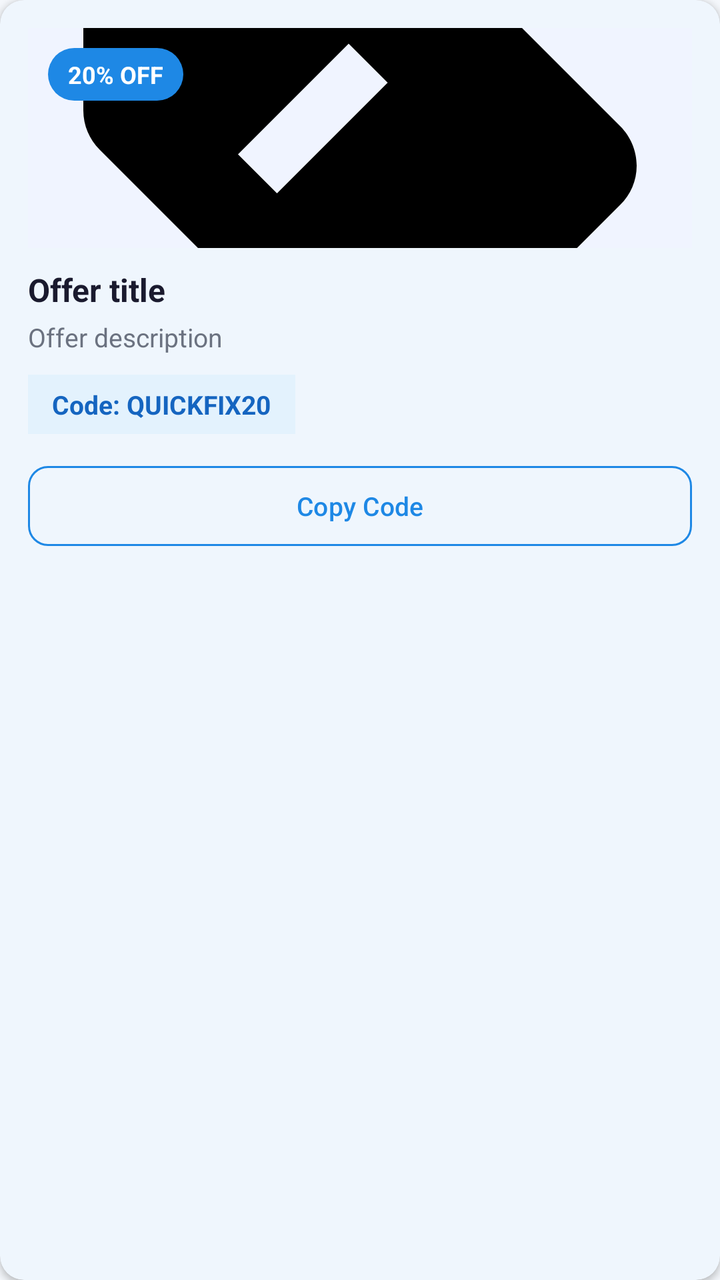
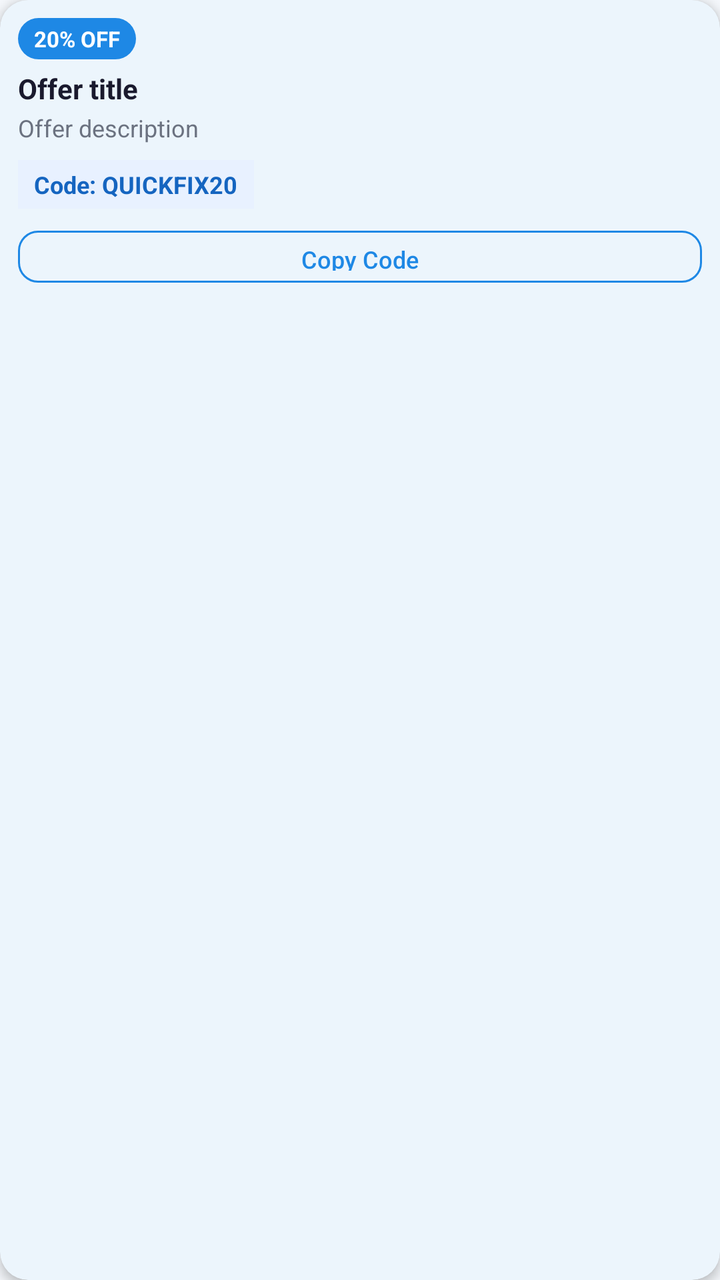

Before-and-after screenshots of an Android layout around one commit, followed by the original layout XML and the change that was made.
<!-- AndroidManifest.xml: application theme Theme.QuickFix -->
<!-- res/layout/item_home_offer.xml -->
<?xml version="1.0" encoding="utf-8"?>
<com.google.android.material.card.MaterialCardView
    xmlns:android="http://schemas.android.com/apk/res/android"
    xmlns:app="http://schemas.android.com/apk/res-auto"
    android:layout_width="260dp"
    android:layout_height="wrap_content"
    android:layout_marginEnd="12dp"
    android:clickable="true"
    android:focusable="true"
    app:cardCornerRadius="12dp"
    app:cardElevation="2dp"
    app:cardBackgroundColor="#FFFFFF"
    app:strokeWidth="0dp">

    <LinearLayout
        android:layout_width="match_parent"
        android:layout_height="wrap_content"
        android:orientation="vertical"
        android:padding="14dp">

        <FrameLayout
            android:layout_width="match_parent"
            android:layout_height="110dp"
            android:background="#F0F4FF"
            android:elevation="0dp">

            <ImageView
                android:id="@+id/ivHomeOfferImage"
                android:layout_width="match_parent"
                android:layout_height="match_parent"
                android:contentDescription="@string/home_offer_image"
                android:scaleType="centerCrop"
                android:src="@drawable/ic_offers" />

            <TextView
                android:id="@+id/tvHomeOfferDiscount"
                android:layout_width="wrap_content"
                android:layout_height="wrap_content"
                android:layout_gravity="top|start"
                android:layout_margin="10dp"
                android:background="@drawable/bg_badge_round"
                android:paddingStart="10dp"
                android:paddingTop="5dp"
                android:paddingEnd="10dp"
                android:paddingBottom="5dp"
                android:text="@string/home_offer_discount_sample"
                android:textColor="@color/white"
                android:textSize="12sp"
                android:textStyle="bold" />
        </FrameLayout>

        <TextView
            android:id="@+id/tvHomeOfferTitle"
            android:layout_width="match_parent"
            android:layout_height="wrap_content"
            android:layout_marginTop="10dp"
            android:ellipsize="end"
            android:maxLines="1"
            android:text="@string/home_offer_title_placeholder"
            android:textColor="@color/text_primary"
            android:textSize="16sp"
            android:textStyle="bold" />

        <TextView
            android:id="@+id/tvHomeOfferDescription"
            android:layout_width="match_parent"
            android:layout_height="wrap_content"
            android:layout_marginTop="4dp"
            android:ellipsize="end"
            android:maxLines="2"
            android:text="@string/home_offer_description_placeholder"
            android:textColor="@color/text_secondary"
            android:textSize="13sp" />

        <TextView
            android:id="@+id/tvHomeOfferCode"
            android:layout_width="wrap_content"
            android:layout_height="wrap_content"
            android:layout_marginTop="10dp"
            android:background="#E3F2FD"
            android:paddingStart="12dp"
            android:paddingTop="6dp"
            android:paddingEnd="12dp"
            android:paddingBottom="6dp"
            android:text="@string/home_offer_code_placeholder"
            android:textColor="@color/primary_dark"
            android:textSize="13sp"
            android:textStyle="bold" />

        <com.google.android.material.button.MaterialButton
            android:id="@+id/copyBtn"
            style="@style/Widget.Material3.Button.OutlinedButton"
            android:layout_width="match_parent"
            android:layout_height="wrap_content"
            android:layout_marginTop="12dp"
            android:text="@string/offer_copy_code"
            android:textSize="13sp"
            app:cornerRadius="10dp"
            app:strokeWidth="1dp"
            app:strokeColor="@color/primary" />

    </LinearLayout>

</com.google.android.material.card.MaterialCardView>
<!-- resources referenced by this layout -->
<resources>
  <color name="primary">#1E88E5</color>
  <color name="primary_dark">#1565C0</color>
  <color name="text_primary">#1A1A2E</color>
  <color name="text_secondary">#6B7280</color>
  <color name="white">#FFFFFFFF</color>
  <!-- drawable bg_badge_round (drawable) -->
  <?xml version="1.0" encoding="utf-8"?>
  <shape xmlns:android="http://schemas.android.com/apk/res/android">
      <solid android:color="#1E88E5"/>
      <corners android:radius="20dp"/>
  </shape>
  <!-- drawable ic_offers (drawable) -->
  <?xml version="1.0" encoding="utf-8"?>
  <vector xmlns:android="http://schemas.android.com/apk/res/android"
      android:width="24dp"
      android:height="24dp"
      android:viewportWidth="24"
      android:viewportHeight="24">
      <path
          android:fillColor="#FF000000"
          android:pathData="M21.41,11.58L12.41,2.58C12.05,2.22 11.55,2 11,2H4C2.9,2 2,2.9 2,4V11C2,11.55 2.22,12.05 2.59,12.42L11.59,21.42C11.95,21.78 12.45,22 13,22C13.55,22 14.05,21.78 14.41,21.41L21.41,14.41C21.78,14.05 22,13.55 22,13C22,12.45 21.77,11.94 21.41,11.58ZM5.5,7C4.67,7 4,6.33 4,5.5C4,4.67 4.67,4 5.5,4C6.33,4 7,4.67 7,5.5C7,6.33 6.33,7 5.5,7ZM17,14L13,10L9,14L7.59,12.59L11.59,8.59L15.59,12.59L17,14Z"/>
  </vector>
  <string name="home_offer_code_placeholder">Code: QUICKFIX20</string>
  <string name="home_offer_description_placeholder">Offer description</string>
  <string name="home_offer_discount_sample">20% OFF</string>
  <string name="home_offer_image">Offer image</string>
  <string name="home_offer_title_placeholder">Offer title</string>
  <string name="offer_copy_code">Copy Code</string>
  <style name="Theme.QuickFix" parent="Base.Theme.QuickFix" />
  <color name="accent_green">#43A047</color>
  <color name="screen_background">#F4F7FB</color>
  <color name="card_bg">#FFFFFF</color>
  <color name="surface_variant">#F5F7FA</color>
  <color name="divider">#E5E7EB</color>
  <style name="Theme.QuickFix.AdminDialog" parent="ThemeOverlay.Material3.MaterialAlertDialog">
          <item name="colorSurface">@color/card_bg</item>
          <item name="colorOnSurface">@color/text_primary</item>
          <item name="colorOutline">@color/divider</item>
      </style>
  <style name="Theme.QuickFix.BottomSheet" parent="ThemeOverlay.Material3.BottomSheetDialog">
          <item name="colorSurface">@color/card_bg</item>
          <item name="colorOnSurface">@color/text_primary</item>
          <item name="android:colorBackground">@color/card_bg</item>
      </style>
  <style name="Widget.QuickFix.Button" parent="Widget.Material3.Button">
          <item name="backgroundTint">@color/primary</item>
          <item name="android:textColor">@color/white</item>
      </style>
  <style name="Widget.QuickFix.Chip.Filter" parent="Widget.Material3.Chip.Filter">
          <item name="chipBackgroundColor">@color/surface_variant</item>
          <item name="android:textColor">@color/text_primary</item>
          <item name="checkedIconTint">@color/primary</item>
      </style>
  <style name="Widget.QuickFix.TextInputLayout" parent="Widget.Material3.TextInputLayout.OutlinedBox">
          <item name="boxBackgroundColor">@color/input_background</item>
          <item name="boxStrokeColor">@color/input_stroke</item>
          <item name="boxStrokeErrorColor">@color/error_red</item>
          <item name="hintTextColor">@color/input_hint</item>
          <item name="startIconTint">@color/input_icon</item>
          <item name="endIconTint">@color/input_icon</item>
          <item name="boxStrokeWidthFocused">2dp</item>
      </style>
  <color name="input_background">#FFFFFF</color>
  <color name="input_stroke">#1E88E5</color>
  <color name="error_red">#D32F2F</color>
  <color name="input_hint">#6B7280</color>
  <color name="input_icon">#455A64</color>
  <!-- unchanged entries left out for length: 1 -->
</resources>

<!-- the commit's change to res/layout/item_home_offer.xml (unified diff, before → after) -->
@@ -2,102 +2,102 @@
 <com.google.android.material.card.MaterialCardView
     xmlns:android="http://schemas.android.com/apk/res/android"
     xmlns:app="http://schemas.android.com/apk/res-auto"
-    android:layout_width="260dp"
+    android:layout_width="180dp"
     android:layout_height="wrap_content"
-    android:layout_marginEnd="12dp"
+    android:layout_marginEnd="8dp"
     android:clickable="true"
     android:focusable="true"
-    app:cardCornerRadius="12dp"
-    app:cardElevation="2dp"
-    app:cardBackgroundColor="#FFFFFF"
+    app:cardBackgroundColor="@color/card_bg"
+    app:cardCornerRadius="14dp"
+    app:cardElevation="3dp"
     app:strokeWidth="0dp">
 
     <LinearLayout
         android:layout_width="match_parent"
         android:layout_height="wrap_content"
         android:orientation="vertical"
-        android:padding="14dp">
+        android:padding="9dp">
 
-        <FrameLayout
+        <LinearLayout
             android:layout_width="match_parent"
-            android:layout_height="110dp"
-            android:background="#F0F4FF"
-            android:elevation="0dp">
-
-            <ImageView
-                android:id="@+id/ivHomeOfferImage"
-                android:layout_width="match_parent"
-                android:layout_height="match_parent"
-                android:contentDescription="@string/home_offer_image"
-                android:scaleType="centerCrop"
-                android:src="@drawable/ic_offers" />
+            android:layout_height="wrap_content"
+            android:gravity="start"
+            android:orientation="horizontal">
 
             <TextView
                 android:id="@+id/tvHomeOfferDiscount"
                 android:layout_width="wrap_content"
                 android:layout_height="wrap_content"
-                android:layout_gravity="top|start"
-                android:layout_margin="10dp"
                 android:background="@drawable/bg_badge_round"
-                android:paddingStart="10dp"
-                android:paddingTop="5dp"
-                android:paddingEnd="10dp"
-                android:paddingBottom="5dp"
+                android:paddingStart="8dp"
+                android:paddingTop="3dp"
+                android:paddingEnd="8dp"
+                android:paddingBottom="3dp"
                 android:text="@string/home_offer_discount_sample"
                 android:textColor="@color/white"
-                android:textSize="12sp"
+                android:textSize="11sp"
                 android:textStyle="bold" />
-        </FrameLayout>
+        </LinearLayout>
+
+        <ImageView
+            android:id="@+id/ivHomeOfferImage"
+            android:layout_width="match_parent"
+            android:layout_height="90dp"
+            android:layout_marginTop="6dp"
+            android:contentDescription="@string/home_offer_image"
+            android:scaleType="centerCrop"
+            android:src="@null"
+            android:visibility="gone" />
 
         <TextView
             android:id="@+id/tvHomeOfferTitle"
             android:layout_width="match_parent"
             android:layout_height="wrap_content"
-            android:layout_marginTop="10dp"
+            android:layout_marginTop="5dp"
             android:ellipsize="end"
             android:maxLines="1"
             android:text="@string/home_offer_title_placeholder"
             android:textColor="@color/text_primary"
-            android:textSize="16sp"
+            android:textSize="14sp"
             android:textStyle="bold" />
 
         <TextView
             android:id="@+id/tvHomeOfferDescription"
             android:layout_width="match_parent"
             android:layout_height="wrap_content"
-            android:layout_marginTop="4dp"
+            android:layout_marginTop="2dp"
             android:ellipsize="end"
             android:maxLines="2"
             android:text="@string/home_offer_description_placeholder"
             android:textColor="@color/text_secondary"
-            android:textSize="13sp" />
+            android:textSize="12sp" />
 
         <TextView
             android:id="@+id/tvHomeOfferCode"
             android:layout_width="wrap_content"
             android:layout_height="wrap_content"
-            android:layout_marginTop="10dp"
-            android:background="#E3F2FD"
-            android:paddingStart="12dp"
-            android:paddingTop="6dp"
-            android:paddingEnd="12dp"
-            android:paddingBottom="6dp"
+            android:layout_marginTop="8dp"
+            android:background="#E8F1FF"
+            android:paddingStart="8dp"
+            android:paddingTop="4dp"
+            android:paddingEnd="8dp"
+            android:paddingBottom="4dp"
             android:text="@string/home_offer_code_placeholder"
             android:textColor="@color/primary_dark"
-            android:textSize="13sp"
+            android:textSize="12sp"
             android:textStyle="bold" />
 
         <com.google.android.material.button.MaterialButton
             android:id="@+id/copyBtn"
             style="@style/Widget.Material3.Button.OutlinedButton"
             android:layout_width="match_parent"
-            android:layout_height="wrap_content"
-            android:layout_marginTop="12dp"
+            android:layout_height="34dp"
+            android:layout_marginTop="7dp"
             android:text="@string/offer_copy_code"
-            android:textSize="13sp"
+            android:textSize="12sp"
             app:cornerRadius="10dp"
-            app:strokeWidth="1dp"
-            app:strokeColor="@color/primary" />
+            app:strokeColor="@color/primary"
+            app:strokeWidth="1dp" />
 
     </LinearLayout>
 
<!-- resource entries referenced after the edit -->
@@ -11,17 +11,6 @@
       <solid android:color="#1E88E5"/>
       <corners android:radius="20dp"/>
   </shape>
-  <!-- drawable ic_offers (drawable) -->
-  <?xml version="1.0" encoding="utf-8"?>
-  <vector xmlns:android="http://schemas.android.com/apk/res/android"
-      android:width="24dp"
-      android:height="24dp"
-      android:viewportWidth="24"
-      android:viewportHeight="24">
-      <path
-          android:fillColor="#FF000000"
-          android:pathData="M21.41,11.58L12.41,2.58C12.05,2.22 11.55,2 11,2H4C2.9,2 2,2.9 2,4V11C2,11.55 2.22,12.05 2.59,12.42L11.59,21.42C11.95,21.78 12.45,22 13,22C13.55,22 14.05,21.78 14.41,21.41L21.41,14.41C21.78,14.05 22,13.55 22,13C22,12.45 21.77,11.94 21.41,11.58ZM5.5,7C4.67,7 4,6.33 4,5.5C4,4.67 4.67,4 5.5,4C6.33,4 7,4.67 7,5.5C7,6.33 6.33,7 5.5,7ZM17,14L13,10L9,14L7.59,12.59L11.59,8.59L15.59,12.59L17,14Z"/>
-  </vector>
   <string name="home_offer_code_placeholder">Code: QUICKFIX20</string>
   <string name="home_offer_description_placeholder">Offer description</string>
   <string name="home_offer_discount_sample">20% OFF</string>
